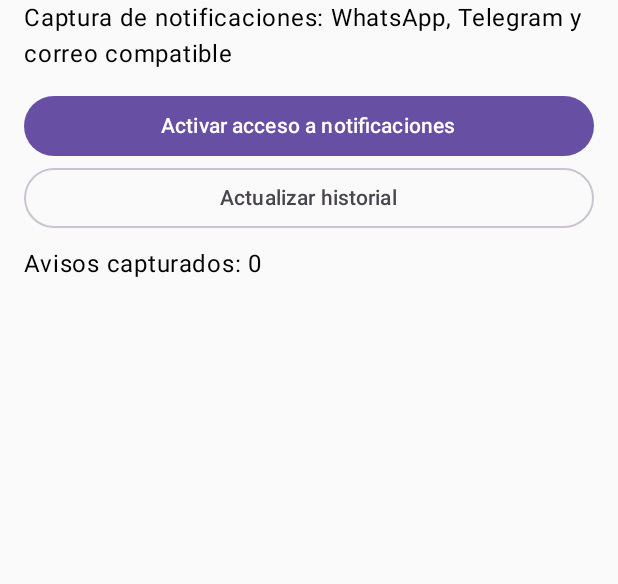
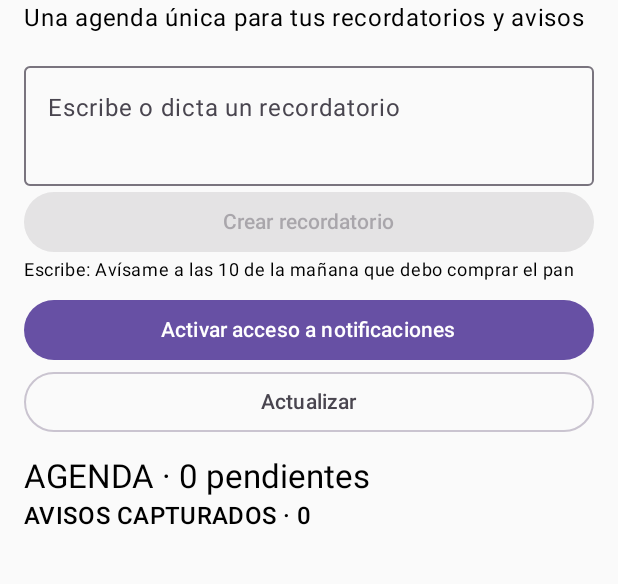
Before and after one commit to Danteone1/RadarLaboral, an Android app built with Jetpack Compose: the screen it shows after launch (MainActivity), on a phone screen of 412 x 824 dp, the part 78-662 px from its top. Run offline under Robolectric (Android 15) with nearby library versions, the phone set to English and light mode, and no system bars.

Commit message:
Add unified reminder composer and agenda UI

```diff
--- a/app/src/main/java/mx/radar/laboral/MainActivity.kt
+++ b/app/src/main/java/mx/radar/laboral/MainActivity.kt
@@ -1,10 +1,15 @@
 package mx.radar.laboral
 
+import android.Manifest
 import android.content.Intent
+import android.content.pm.PackageManager
+import android.os.Build
+import android.os.Bundle
 import android.provider.Settings
-import android.os.Bundle
 import androidx.activity.ComponentActivity
 import androidx.activity.compose.setContent
+import androidx.core.app.ActivityCompat
+import androidx.core.content.ContextCompat
 import androidx.compose.foundation.layout.*
 import androidx.compose.foundation.lazy.LazyColumn
 import androidx.compose.foundation.lazy.items
@@ -12,42 +17,85 @@ import androidx.compose.material3.*
 import androidx.compose.runtime.*
 import androidx.compose.ui.Modifier
 import androidx.compose.ui.unit.dp
+import java.text.SimpleDateFormat
+import java.util.Calendar
+import java.util.Date
+import java.util.Locale
 
 class MainActivity : ComponentActivity() {
     override fun onCreate(savedInstanceState: Bundle?) {
         super.onCreate(savedInstanceState)
+        if (Build.VERSION.SDK_INT >= 33 && ContextCompat.checkSelfPermission(this, Manifest.permission.POST_NOTIFICATIONS) != PackageManager.PERMISSION_GRANTED) {
+            ActivityCompat.requestPermissions(this, arrayOf(Manifest.permission.POST_NOTIFICATIONS), 41)
+        }
         setContent {
             MaterialTheme {
                 var entries by remember { mutableStateOf(WhatsAppCaptureService.history.toList()) }
+                var reminders by remember { mutableStateOf(ReminderEngine.all(this@MainActivity)) }
+                var command by remember { mutableStateOf("") }
+                var feedback by remember { mutableStateOf("Escribe: Avísame a las 10 de la mañana que debo comprar el pan") }
                 Column(Modifier.fillMaxSize().padding(16.dp)) {
                     Text("RADAR LABORAL", style = MaterialTheme.typography.headlineMedium)
-                    Text("Captura de notificaciones: WhatsApp, Telegram y correo compatible")
+                    Text("Una agenda única para tus recordatorios y avisos")
                     Spacer(Modifier.height(12.dp))
+                    OutlinedTextField(
+                        value = command,
+                        onValueChange = { command = it },
+                        modifier = Modifier.fillMaxWidth(),
+                        label = { Text("Escribe o dicta un recordatorio") },
+                        placeholder = { Text("Avísame a las 10 de la mañana que debo comprar el pan") },
+                        minLines = 2
+                    )
                     Button(
                         onClick = {
-                            startActivity(Intent(Settings.ACTION_NOTIFICATION_LISTENER_SETTINGS))
+                            val parsed = ReminderEngine.parse(command)
+                            if (parsed == null) {
+                                feedback = "No reconocí el comando. Usa «Avísame a las 10:00 que ...»."
+                            } else {
+                                val saved = ReminderEngine.add(this@MainActivity, parsed.task, parsed.at, parsed.priority)
+                                reminders = ReminderEngine.all(this@MainActivity)
+                                command = ""
+                                feedback = "Agendado: ${saved.text} · ${ReminderEngine.format(saved.triggerAt)} · ${saved.priority}"
+                            }
+                        },
+                        modifier = Modifier.fillMaxWidth(),
+                        enabled = command.isNotBlank()
+                    ) { Text("Crear recordatorio") }
+                    Text(feedback, style = MaterialTheme.typography.bodySmall)
+                    Spacer(Modifier.height(8.dp))
+                    Button(
+                        onClick = { startActivity(Intent(Settings.ACTION_NOTIFICATION_LISTENER_SETTINGS)) },
+                        modifier = Modifier.fillMaxWidth()
+                    ) { Text("Activar acceso a notificaciones") }
+                    OutlinedButton(
+                        onClick = {
+                            entries = WhatsAppCaptureService.history.toList()
+                            reminders = ReminderEngine.all(this@MainActivity)
                         },
                         modifier = Modifier.fillMaxWidth()
-                    ) {
-                        Text("Activar acceso a notificaciones")
-                    }
-                    OutlinedButton(
-                        onClick = { entries = WhatsAppCaptureService.history.toList() },
-                        modifier = Modifier.fillMaxWidth()
-                    ) {
-                        Text("Actualizar historial")
-                    }
-                    Spacer(Modifier.height(8.dp))
-                    Text("Avisos capturados: ${entries.size}")
-                    LazyColumn(verticalArrangement = Arrangement.spacedBy(8.dp)) {
+                    ) { Text("Actualizar") }
+                    Spacer(Modifier.height(12.dp))
+                    Text("AGENDA · ${reminders.count { !it.done }} pendientes", style = MaterialTheme.typography.titleLarge)
+                    LazyColumn(Modifier.weight(1f), verticalArrangement = Arrangement.spacedBy(8.dp)) {
+                        items(reminders.filter { !it.done }) { reminder ->
+                            Card(Modifier.fillMaxWidth()) {
+                                Column(Modifier.padding(12.dp)) {
+                                    Text(reminder.priority, style = MaterialTheme.typography.labelSmall)
+                                    Text(reminder.text, style = MaterialTheme.typography.titleMedium)
+                                    Text(ReminderEngine.format(reminder.triggerAt), style = MaterialTheme.typography.bodySmall)
+                                    TextButton(onClick = {
+                                        ReminderEngine.markDone(this@MainActivity, reminder.id)
+                                        reminders = ReminderEngine.all(this@MainActivity)
+                                    }) { Text("Atendido") }
+                                }
+                            }
+                        }
+                        item { Text("AVISOS CAPTURADOS · ${entries.size}", style = MaterialTheme.typography.titleMedium) }
                         items(entries.reversed()) { item ->
                             Card(Modifier.fillMaxWidth()) {
                                 Column(Modifier.padding(12.dp)) {
-                                    Text(
-                                        "${item.priority} · ${item.source}",
-                                        style = MaterialTheme.typography.titleSmall
-                                    )
-                                    Text(item.sender, style = MaterialTheme.typography.bodyMedium)
+                                    Text("${item.priority} · ${item.source}", style = MaterialTheme.typography.titleSmall)
+                                    Text(item.sender)
                                     Text(item.body)
                                     Text(item.time, style = MaterialTheme.typography.labelSmall)
                                 }
```
